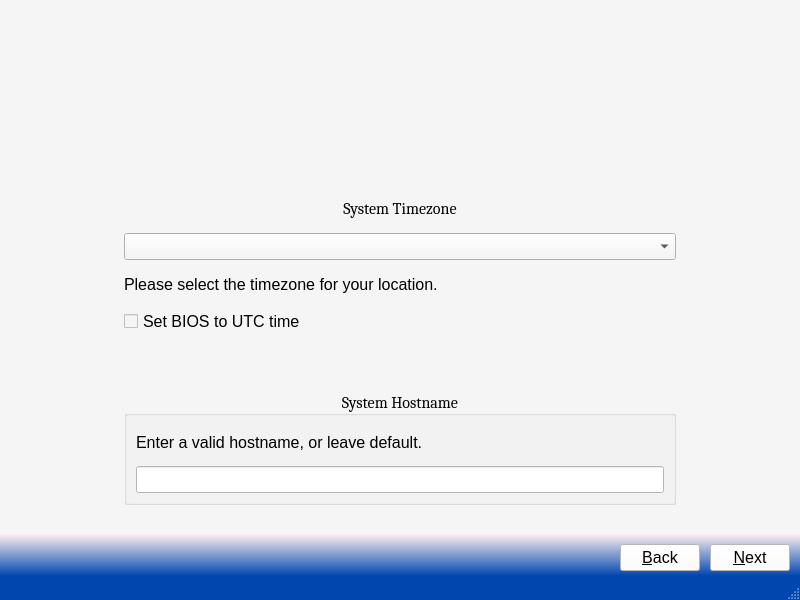
This is src-qt5/pc-firstbootgui/firstboot.ui in trueos/pcbsd as Qt 5 draws it before an edit. The edited form follows.
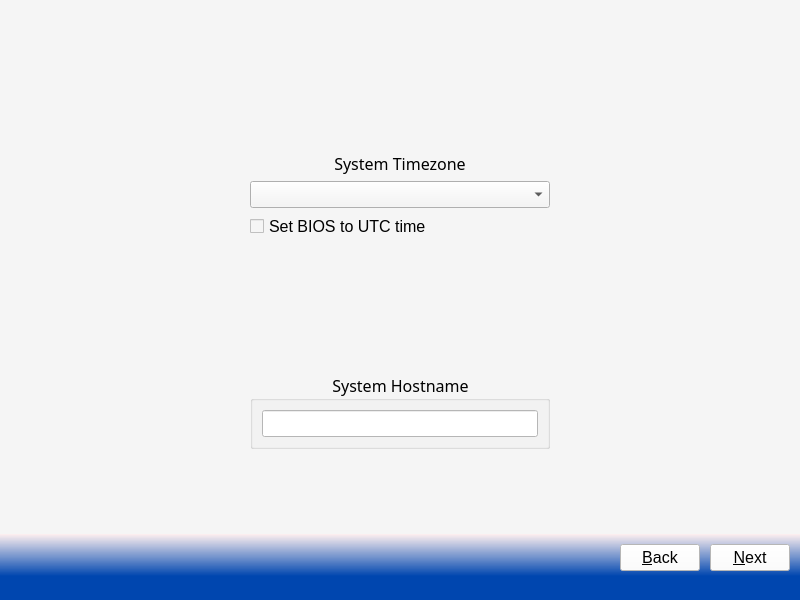
This is the edited form. The open tabs and pages were chosen to show the change. Icons and pictures are not drawn.

Commit message: Final round of fixes for the pc-firstboot UI layout. Now all the pages appear to be centered properly.

Patch:
```diff
--- a/src-qt5/pc-firstbootgui/firstboot.ui
+++ b/src-qt5/pc-firstbootgui/firstboot.ui
@@ -20,14 +20,16 @@
    <string notr="true">PC-BSD</string>
   </property>
   <property name="styleSheet">
-   <string notr="true">QWidget{
-  font-family: &quot;Caladea&quot;;
-  font-size: 12pt;
-}
-QStatusBar{
+   <string notr="true">QStatusBar{
 background-color: rgb(0, 70, 175);
 color: white;
-}</string>
+font-weight: bold;
+}
+QWidget{
+  font-family: &quot;Noto Sans&quot;;
+  font-size: 12pt;
+}
+</string>
   </property>
   <widget class="QWidget" name="centralwidget">
    <layout class="QGridLayout" name="gridLayout">
@@ -186,6 +188,31 @@
       </widget>
       <widget class="QWidget" name="Page_Time">
        <layout class="QGridLayout" name="gridLayout_12">
+        <item row="6" column="1">
+         <widget class="QGroupBox" name="groupBox">
+          <property name="font">
+           <font>
+            <family>Noto Sans</family>
+            <pointsize>12</pointsize>
+           </font>
+          </property>
+          <property name="title">
+           <string>System Hostname</string>
+          </property>
+          <property name="alignment">
+           <set>Qt::AlignCenter</set>
+          </property>
+          <layout class="QGridLayout" name="gridLayout_10">
+           <item row="1" column="0">
+            <widget class="QLineEdit" name="lineHostname">
+             <property name="styleSheet">
+              <string notr="true">background-color: rgb(255, 255, 255);</string>
+             </property>
+            </widget>
+           </item>
+          </layout>
+         </widget>
+        </item>
         <item row="3" column="1">
          <widget class="QCheckBox" name="checkUTC">
           <property name="toolTip">
@@ -199,13 +226,13 @@
           </property>
          </widget>
         </item>
-        <item row="0" column="2" rowspan="5">
+        <item row="0" column="2" rowspan="6">
          <spacer name="horizontalSpacer_5">
           <property name="orientation">
            <enum>Qt::Horizontal</enum>
           </property>
           <property name="sizeType">
-           <enum>QSizePolicy::Preferred</enum>
+           <enum>QSizePolicy::Expanding</enum>
           </property>
           <property name="sizeHint" stdset="0">
            <size>
@@ -289,7 +316,7 @@
            <enum>Qt::Vertical</enum>
           </property>
           <property name="sizeType">
-           <enum>QSizePolicy::Preferred</enum>
+           <enum>QSizePolicy::Expanding</enum>
           </property>
           <property name="sizeHint" stdset="0">
            <size>
@@ -299,13 +326,13 @@
           </property>
          </spacer>
         </item>
-        <item row="0" column="0" rowspan="5">
+        <item row="0" column="0" rowspan="6">
          <spacer name="horizontalSpacer_4">
           <property name="orientation">
            <enum>Qt::Horizontal</enum>
           </property>
           <property name="sizeType">
-           <enum>QSizePolicy::Preferred</enum>
+           <enum>QSizePolicy::Expanding</enum>
           </property>
           <property name="sizeHint" stdset="0">
            <size>
@@ -321,7 +348,7 @@
            <widget class="QLabel" name="label_4">
             <property name="font">
              <font>
-              <family>Caladea</family>
+              <family>Noto Sans</family>
               <pointsize>12</pointsize>
              </font>
             </property>
@@ -355,22 +382,9 @@
             </property>
            </widget>
           </item>
-          <item row="2" column="0">
-           <widget class="QLabel" name="label_5">
-            <property name="styleSheet">
-             <string notr="true">background: transparent;</string>
-            </property>
-            <property name="text">
-             <string>Please select the timezone for your location.</string>
-            </property>
-            <property name="wordWrap">
-             <bool>true</bool>
-            </property>
-           </widget>
-          </item>
          </layout>
         </item>
-        <item row="4" column="1">
+        <item row="5" column="1">
          <layout class="QHBoxLayout" name="horizontalLayout_7">
           <item>
            <spacer name="horizontalSpacer_25">
@@ -435,51 +449,13 @@
           </item>
          </layout>
         </item>
-        <item row="5" column="1">
-         <widget class="QGroupBox" name="groupBox">
-          <property name="font">
-           <font>
-            <family>Caladea</family>
-            <pointsize>12</pointsize>
-           </font>
-          </property>
-          <property name="styleSheet">
-           <string notr="true">background: transparent;</string>
-          </property>
-          <property name="title">
-           <string>System Hostname</string>
-          </property>
-          <property name="alignment">
-           <set>Qt::AlignCenter</set>
-          </property>
-          <layout class="QGridLayout" name="gridLayout_10">
-           <item row="1" column="0">
-            <widget class="QLabel" name="label_18">
-             <property name="text">
-              <string>Enter a valid hostname, or leave default.</string>
-             </property>
-             <property name="wordWrap">
-              <bool>true</bool>
-             </property>
-            </widget>
-           </item>
-           <item row="2" column="0">
-            <widget class="QLineEdit" name="lineHostname">
-             <property name="styleSheet">
-              <string notr="true">background-color: rgb(255, 255, 255);</string>
-             </property>
-            </widget>
-           </item>
-          </layout>
-         </widget>
-        </item>
-        <item row="6" column="1">
+        <item row="7" column="1">
          <spacer name="verticalSpacer_11">
           <property name="orientation">
            <enum>Qt::Vertical</enum>
           </property>
           <property name="sizeType">
-           <enum>QSizePolicy::Preferred</enum>
+           <enum>QSizePolicy::Expanding</enum>
           </property>
           <property name="sizeHint" stdset="0">
            <size>
@@ -489,6 +465,19 @@
           </property>
          </spacer>
         </item>
+        <item row="4" column="1">
+         <spacer name="verticalSpacer_19">
+          <property name="orientation">
+           <enum>Qt::Vertical</enum>
+          </property>
+          <property name="sizeHint" stdset="0">
+           <size>
+            <width>20</width>
+            <height>40</height>
+           </size>
+          </property>
+         </spacer>
+        </item>
        </layout>
       </widget>
       <widget class="QWidget" name="Page_Root">
@@ -1878,7 +1867,8 @@
   </widget>
   <widget class="QStatusBar" name="statusbar">
    <property name="styleSheet">
-    <string notr="true"/>
+    <string notr="true">background-color: rgb(0, 70, 175);
+color: white;</string>
    </property>
   </widget>
  </widget>
```
Left out of the diff: 78 changed lines with no effect on the pictures. The commit also changes 1 other file.
